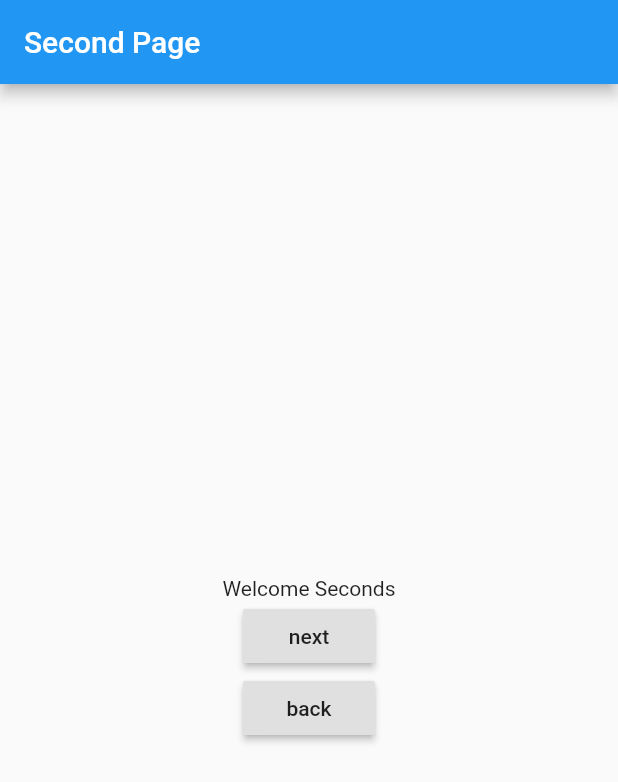
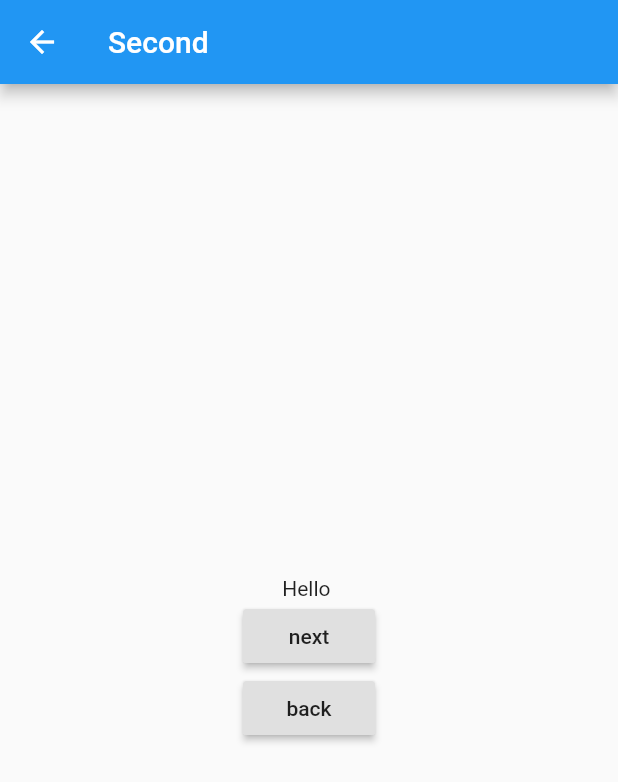
Before and after one commit to fevziomurtekin/flutter_basic_examples, a Flutter app: the Home screen opened by its route, after a tap on "next", on a phone screen of 412 x 824 dp. Shown: the top 782 px of the screen. Run offline on Flutter 3.47's test engine with Material 2 defaults, Android fonts, the phone set to English and light mode, and no system bars; our stand-ins replace charts_flutter.

Commit message:
putExtra new Activity

```diff
--- /dev/null
+++ b/push_pop/lib/code/GlobalState.dart
@@ -0,0 +1,12 @@
+import 'package:flutter/material.dart';
+
+class GlobalState {
+  final Map<dynamic, dynamic> _data = <dynamic, dynamic>{};
+
+  static GlobalState instance = new GlobalState._();
+  GlobalState._();
+
+  set(dynamic key,dynamic value) => _data[key] = value;
+  get(dynamic key) => _data[key];
+
+}
--- a/push_pop/lib/main.dart
+++ b/push_pop/lib/main.dart
@@ -2,10 +2,11 @@ import 'package:flutter/material.dart';
 import './screens/home.dart';
 import './screens/second.dart';
 import './screens/third.dart';
-
 void main() => runApp(new MyApp()); // ilk myapp i çalıştırıp ona göre router(yönlendiriyoruz).
 
 class MyApp extends StatelessWidget{
+
+
 
   @override
   Widget build(BuildContext context) {
--- a/push_pop/lib/screens/home.dart
+++ b/push_pop/lib/screens/home.dart
@@ -1,4 +1,5 @@
 import 'package:flutter/material.dart';
+import '../code/GlobalState.dart';
 
 class Home extends StatefulWidget{
   @override
@@ -6,6 +7,24 @@ class Home extends StatefulWidget{
 }
 
 class _Home extends State<Home> {
+
+  TextEditingController _name;
+  GlobalState _store=GlobalState.instance;
+
+  @override
+  void initState() {
+    // TODO: implement initState
+
+    _name=new TextEditingController();
+    _store.set("name", "");
+    _name.text=_store.get("name"); // androiddeki putextra gibi dinamik veri oluşturup diğer sayfaya yolluyoruz.
+  }
+
+  void _onPressed(){ //click verdik.
+      _store.set("name", _name.text);
+      Navigator.of(context).pushNamed("/Second");
+
+  }
 
   @override
   Widget build(BuildContext context) {
@@ -22,9 +41,12 @@ class _Home extends State<Home> {
             mainAxisAlignment: MainAxisAlignment.center,
             // center vertical=true.
             children: <Widget>[
-              new Text("Welcome Home"),
+              new TextField(
+                controller: _name,
+                decoration: new InputDecoration(labelText: "İsminizi giriniz..."),
+              ),
               new RaisedButton(
-                onPressed: (){Navigator.of(context)..pushNamedAndRemoveUntil('/Second', (Route<dynamic> route)=>false);}, // routes da tanımladığımız sayfanın ismine göre navigator yönlendirme yapıyor.
+                onPressed:_onPressed, // routes da tanımladığımız sayfanın ismine göre navigator yönlendirme yapıyor.
                 child: new Text("next"),)
             ],
           ),
--- a/push_pop/lib/screens/second.dart
+++ b/push_pop/lib/screens/second.dart
@@ -1,5 +1,5 @@
 import 'package:flutter/material.dart';
-
+import '../code/GlobalState.dart';
 
 class Second extends StatefulWidget{
   @override
@@ -8,13 +8,15 @@ class Second extends StatefulWidget{
 
 class _Second extends State<Second> {
 
+  GlobalState state=GlobalState.instance;
+
   @override
   Widget build(BuildContext context) {
     // burada ise layout u oluştururuz.
     // TODO: implement build
-    return new Scaffold( // app bar gibi bazı materiallerin bulunduğu sınıf.
+    return new Scaffold( // app bar gibi b azı materiallerin bulunduğu sınıf.
       appBar: new AppBar(
-        title: new Text("Second Page"),
+        title: new Text("Second"), // yolladığımız veriyi "name" value ile cekip, yazdırıyoruz
       ),
       body: new Container(
         padding: new EdgeInsets.all(32.0),
@@ -23,7 +25,7 @@ class _Second extends State<Second> {
             mainAxisAlignment: MainAxisAlignment.center,
             // center vertical=true.
             children: <Widget>[
-              new Text("Welcome Seconds"),
+              new Text("Hello ${state.get("name")}"),
               new RaisedButton(
                 onPressed: (){Navigator.of(context).pushNamedAndRemoveUntil('/Third', (Route<dynamic>route)=>false);}, // Route true ise geri gelme iconu geliyor. ve back iconuna tıklayınca geri geliyor.
                 child: new Text("next"),),
```
